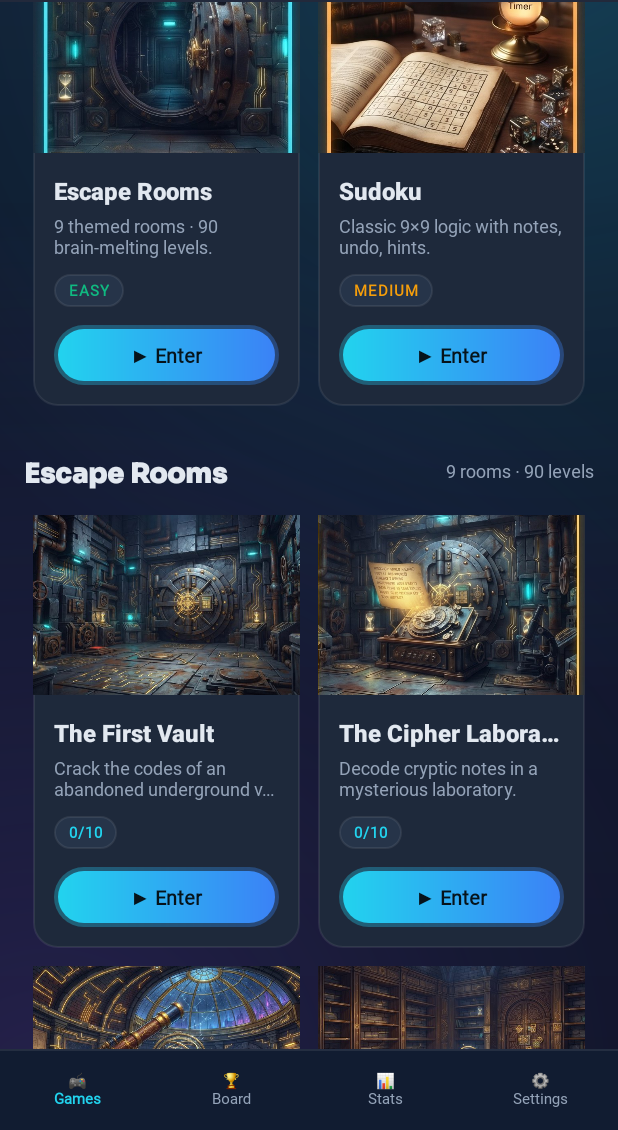
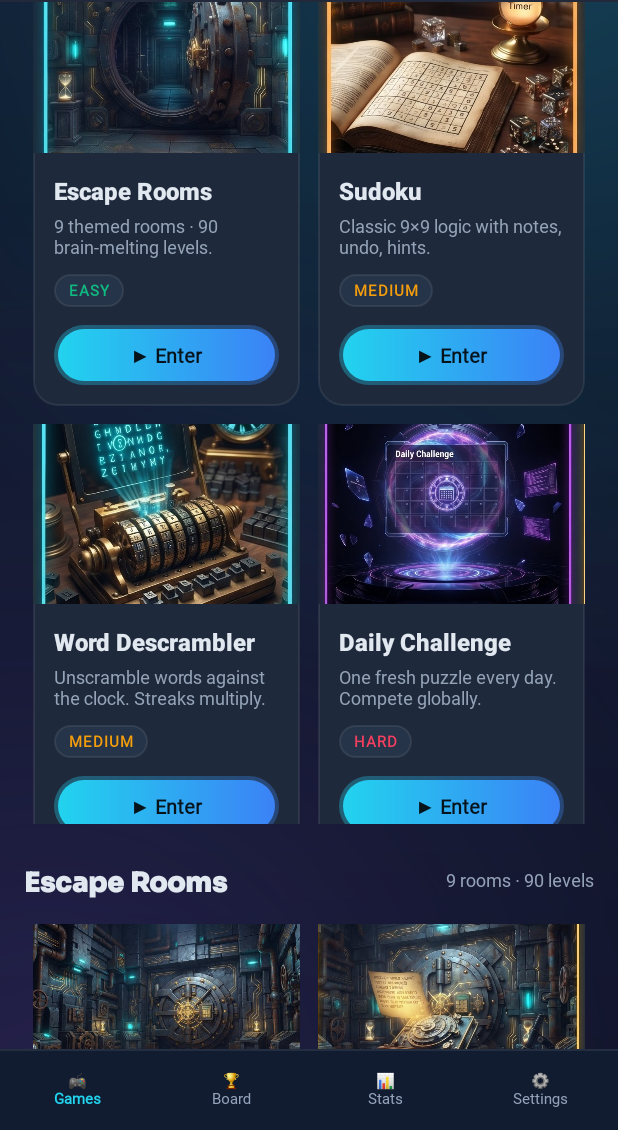
Before and after one commit to bhattaraidipesh060-gif/Puzzle-World, an Android app: the HomeActivity screen opened directly, with no data from a screen before it, scrolled down 488 dp, on a phone screen of 412 x 824 dp, the part 106-1236 px from its top. Run offline under Robolectric (Android 15) with nearby library versions, the phone set to English and light mode, and no system bars; network calls fail.

Commit message:
Fix Word Descrambler & Daily Challenge cards hidden on Home; republish APK

```diff
--- a/app/src/main/java/com/jeiu/puzzleworld/HomeActivity.kt
+++ b/app/src/main/java/com/jeiu/puzzleworld/HomeActivity.kt
@@ -50,6 +50,10 @@ class HomeActivity : AppCompatActivity() {
     private lateinit var adapter: GameCardAdapter
     private lateinit var roomAdapter: GameCardAdapter
     private lateinit var world: HttpWorldService
+    private lateinit var gamesGrid: RecyclerView
+    private lateinit var roomsGrid: RecyclerView
+    private var gridSpanCount = 2
+    private var cardHeightPx = 0
 
     private data class RoomCard(
         val id: String, val name: String, val icon: String,
@@ -152,12 +156,12 @@ class HomeActivity : AppCompatActivity() {
             SoundFx.click(); go(AchievementsActivity::class.java)
         }
 
-        val spanCount = if (resources.configuration.screenWidthDp >= 600) 3 else 2
+        gridSpanCount = if (resources.configuration.screenWidthDp >= 600) 3 else 2
 
         // ---- Games grid ----
-        val grid = findViewById<RecyclerView>(R.id.games_grid)
-        grid.layoutManager = GridLayoutManager(this, spanCount)
-        grid.addItemDecoration(GridSpacingItemDecoration(dp(12)))
+        gamesGrid = findViewById<RecyclerView>(R.id.games_grid)
+        gamesGrid.layoutManager = GridLayoutManager(this, gridSpanCount)
+        gamesGrid.addItemDecoration(GridSpacingItemDecoration(dp(12)))
         adapter = GameCardAdapter(emptyList()) { item ->
             SoundFx.click()
             when (item.id) {
@@ -167,12 +171,12 @@ class HomeActivity : AppCompatActivity() {
                 "daily" -> go(DailyChallengeActivity::class.java)
             }
         }
-        grid.adapter = adapter
+        gamesGrid.adapter = adapter
         applyFilter()
 
         // ---- Escape-Rooms grid ----
-        val roomsGrid = findViewById<RecyclerView>(R.id.rooms_grid)
-        roomsGrid.layoutManager = GridLayoutManager(this, spanCount)
+        roomsGrid = findViewById<RecyclerView>(R.id.rooms_grid)
+        roomsGrid.layoutManager = GridLayoutManager(this, gridSpanCount)
         roomsGrid.addItemDecoration(GridSpacingItemDecoration(dp(12)))
         roomAdapter = GameCardAdapter(emptyList()) { item -> openRoom(item.id) }
         roomsGrid.adapter = roomAdapter
@@ -367,6 +371,7 @@ class HomeActivity : AppCompatActivity() {
             )
         }
         roomAdapter.update(items)
+        setGridHeight(roomsGrid, items.size)
     }
 
     private fun applyFilter() {
@@ -375,6 +380,34 @@ class HomeActivity : AppCompatActivity() {
                 (query.isEmpty() || it.searchText.contains(query, true) || it.title.contains(query, true))
         }
         adapter.update(filtered)
+        setGridHeight(gamesGrid, filtered.size)
+    }
+
+    /**
+     * RecyclerViews nested inside a vertical ScrollView mis-measure with `wrap_content`
+     * height (only the first row renders). Measure the card once and pin the grid to an
+     * exact height for its row count, so every row shows.
+     */
+    private fun setGridHeight(grid: RecyclerView, itemCount: Int) {
+        val lp = grid.layoutParams
+        if (itemCount == 0) {
+            lp.height = 0
+            grid.layoutParams = lp
+            return
+        }
+        if (cardHeightPx <= 0) {
+            val card = layoutInflater.inflate(R.layout.item_game_card, grid, false)
+            val colWidth = (resources.displayMetrics.widthPixels - dp(44)) / gridSpanCount.coerceAtLeast(1)
+            card.measure(
+                View.MeasureSpec.makeMeasureSpec(colWidth, View.MeasureSpec.EXACTLY),
+                View.MeasureSpec.makeMeasureSpec(0, View.MeasureSpec.UNSPECIFIED)
+            )
+            cardHeightPx = card.measuredHeight
+        }
+        val rows = (itemCount + gridSpanCount - 1) / gridSpanCount
+        val spacing = dp(12)
+        lp.height = rows * cardHeightPx + rows * spacing
+        grid.layoutParams = lp
     }
 
     private fun selectChip(cat: String) {
```
Also changed, not shown: 1 other file.
